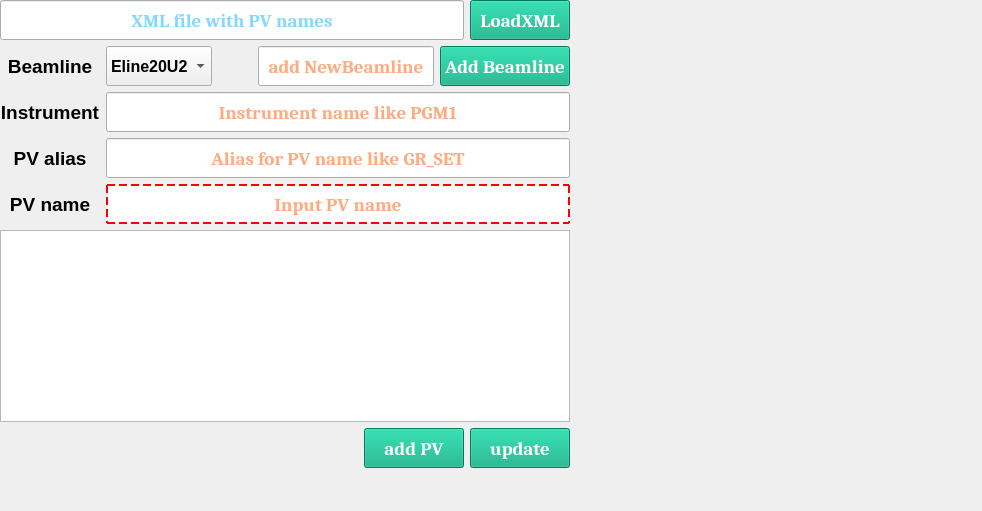
Old version of the form UI/UI_input_PV_to_XML.ui in the repository zlmturnout/PlotPVs.
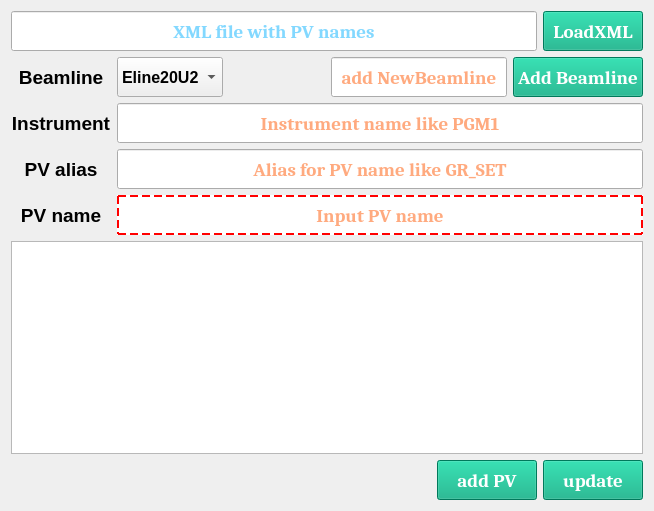
New version of the form.

The edit to the form file:
```diff
--- a/UI/UI_input_PV_to_XML.ui
+++ b/UI/UI_input_PV_to_XML.ui
@@ -6,14 +6,15 @@
    <rect>
     <x>0</x>
     <y>0</y>
-    <width>982</width>
+    <width>654</width>
     <height>511</height>
    </rect>
   </property>
   <property name="windowTitle">
    <string>Form</string>
   </property>
-  <widget class="QWidget" name="">
+  <layout class="QGridLayout" name="gridLayout_2">
+   <item row="0" column="0">
    <layout class="QVBoxLayout" name="verticalLayout_4">
     <item>
      <layout class="QVBoxLayout" name="verticalLayout_3">
@@ -1219,7 +1220,8 @@
      </layout>
     </item>
    </layout>
-  </widget>
+   </item>
+  </layout>
  </widget>
  <resources/>
  <connections/>
```
Lines whose indentation alone changed are shown as unchanged.
